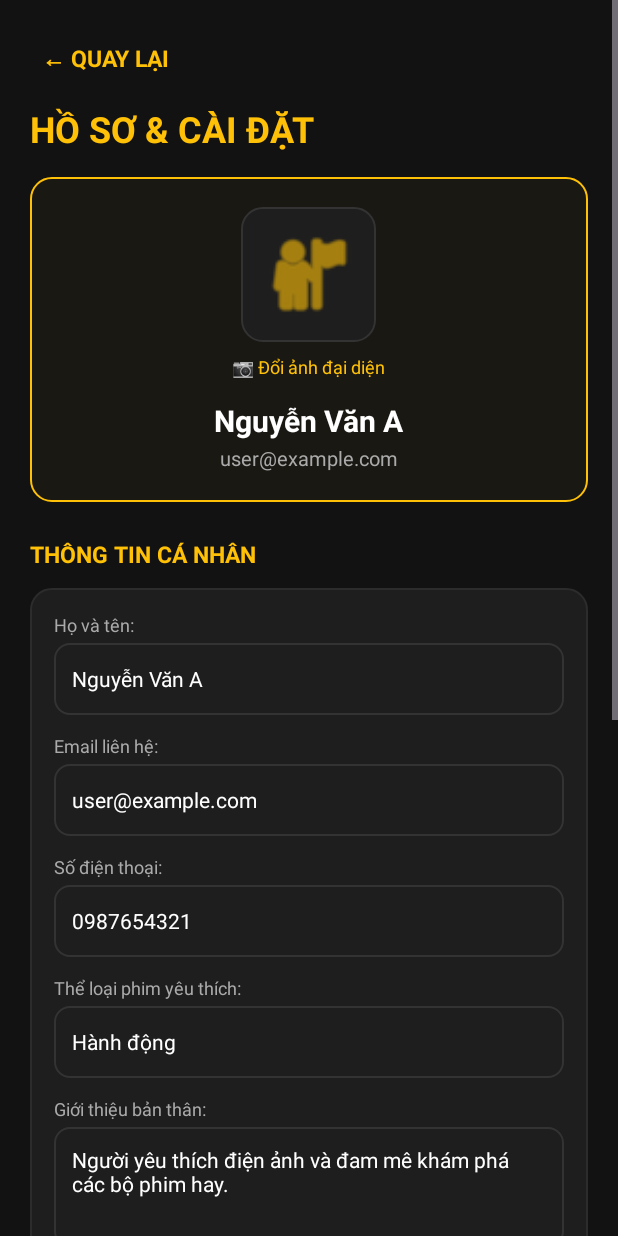
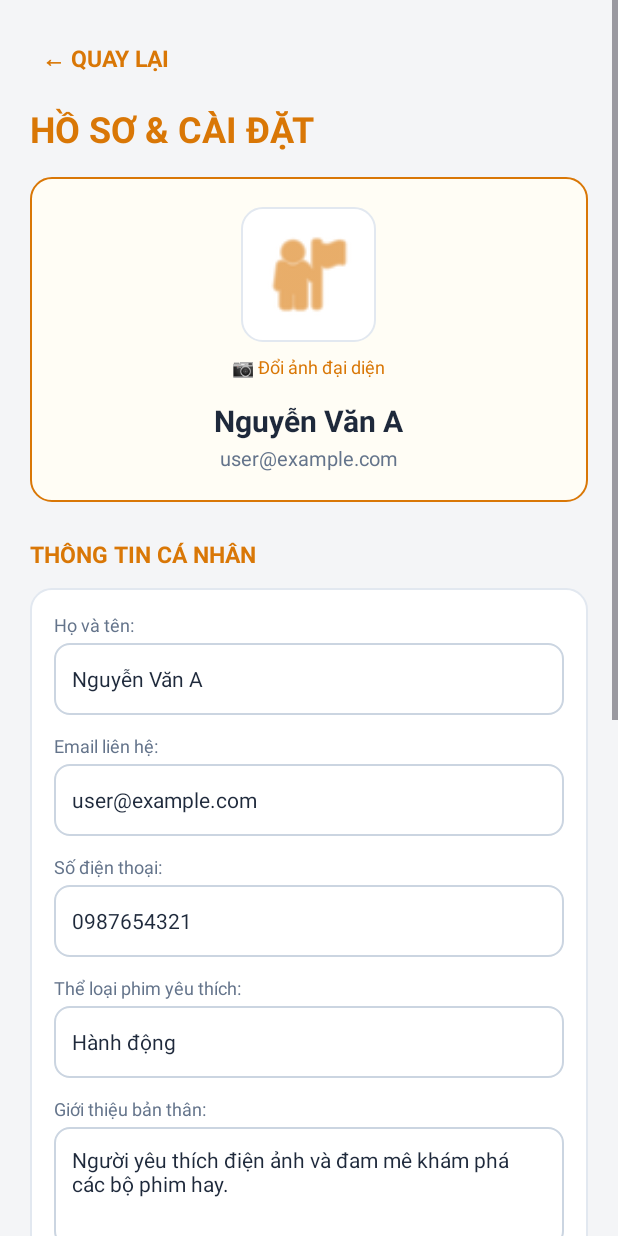
Before and after one commit to Taydiptria/quan-li-phim, an Android app: the ProfileActivity screen opened directly, with no data from a screen before it, on a phone screen of 412 x 824 dp. Run offline under Robolectric (Android 15) with nearby library versions, the phone set to English and light mode, and no system bars.

Commit message:
Cap nhat giao dien MovieBox nguoi 1

```diff
--- a/app/src/main/res/drawable/bg_card.xml
+++ b/app/src/main/res/drawable/bg_card.xml
@@ -1,8 +1,8 @@
 <?xml version="1.0" encoding="utf-8"?>
 <shape xmlns:android="http://schemas.android.com/apk/res/android">
-    <solid android:color="#1E1E1E"/>
+    <solid android:color="@color/bg_card"/>
     <corners android:radius="14dp"/>
     <stroke
         android:width="1dp"
-        android:color="#2C2C2C"/>
+        android:color="@color/bg_card_stroke"/>
 </shape>
--- a/app/src/main/res/drawable/bg_card_gold.xml
+++ b/app/src/main/res/drawable/bg_card_gold.xml
@@ -1,8 +1,8 @@
 <?xml version="1.0" encoding="utf-8"?>
 <shape xmlns:android="http://schemas.android.com/apk/res/android">
-    <solid android:color="#1A1813"/>
+    <solid android:color="@color/bg_card_gold"/>
     <corners android:radius="14dp"/>
     <stroke
         android:width="1dp"
-        android:color="#FFC107"/>
+        android:color="@color/accent_gold"/>
 </shape>
--- a/app/src/main/res/drawable/bg_edittext.xml
+++ b/app/src/main/res/drawable/bg_edittext.xml
@@ -1,8 +1,8 @@
 <?xml version="1.0" encoding="utf-8"?>
 <shape xmlns:android="http://schemas.android.com/apk/res/android">
-    <solid android:color="#1E1E1E"/>
+    <solid android:color="@color/bg_edittext"/>
     <corners android:radius="10dp"/>
     <stroke
         android:width="1dp"
-        android:color="#333333"/>
+        android:color="@color/edittext_stroke"/>
 </shape>
--- a/app/src/main/res/drawable/bg_movie_item.xml
+++ b/app/src/main/res/drawable/bg_movie_item.xml
@@ -1,8 +1,8 @@
 <?xml version="1.0" encoding="utf-8"?>
 <shape xmlns:android="http://schemas.android.com/apk/res/android">
-    <solid android:color="#1E1E1E"/>
+    <solid android:color="@color/bg_card"/>
     <corners android:radius="14dp"/>
     <stroke
         android:width="1dp"
-        android:color="#333333"/>
+        android:color="@color/bg_card_stroke"/>
 </shape>
--- a/app/src/main/res/layout/activity_profile.xml
+++ b/app/src/main/res/layout/activity_profile.xml
@@ -4,7 +4,7 @@
     android:id="@+id/mainRoot"
     android:layout_width="match_parent"
     android:layout_height="match_parent"
-    android:background="#121212"
+    android:background="@color/bg_main"
     android:fitsSystemWindows="true"
     android:fillViewport="true">
 
@@ -26,7 +26,7 @@
                 android:layout_width="wrap_content"
                 android:layout_height="wrap_content"
                 android:text="← QUAY LẠI"
-                android:textColor="#FFC107"
+                android:textColor="@color/accent_gold"
                 android:textSize="15sp"
                 android:textStyle="bold"
                 android:padding="8dp"/>
@@ -36,7 +36,7 @@
             android:layout_width="match_parent"
             android:layout_height="wrap_content"
             android:text="HỒ SƠ &amp; CÀI ĐẶT"
-            android:textColor="#FFC107"
+            android:textColor="@color/accent_gold"
             android:textSize="24sp"
             android:textStyle="bold"
             android:layout_marginTop="12dp"/>
@@ -59,7 +59,7 @@
                 android:src="@android:drawable/ic_menu_myplaces"
                 android:background="@drawable/bg_movie_item"
                 android:padding="12dp"
-                app:tint="#FFC107"
+                app:tint="@color/accent_gold"
                 android:clickable="true"
                 android:focusable="true"
                 android:contentDescription="Ảnh đại diện"/>
@@ -69,7 +69,7 @@
                 android:layout_width="wrap_content"
                 android:layout_height="wrap_content"
                 android:text="📷 Đổi ảnh đại diện"
-                android:textColor="#FFC107"
+                android:textColor="@color/accent_gold"
                 android:textSize="12sp"
                 android:padding="4dp"
                 android:layout_marginTop="4dp"/>
@@ -79,7 +79,7 @@
                 android:layout_width="wrap_content"
                 android:layout_height="wrap_content"
                 android:text="Tên người dùng"
-                android:textColor="#FFFFFF"
+                android:textColor="@color/text_primary"
                 android:textSize="20sp"
                 android:textStyle="bold"
                 android:layout_marginTop="10dp"/>
@@ -89,7 +89,7 @@
                 android:layout_width="wrap_content"
                 android:layout_height="wrap_content"
                 android:text="user@example.com"
-                android:textColor="#AAAAAA"
+                android:textColor="@color/text_sub"
                 android:textSize="13sp"
                 android:layout_marginTop="2dp"/>
         </LinearLayout>
@@ -99,7 +99,7 @@
             android:layout_width="match_parent"
             android:layout_height="wrap_content"
             android:text="THÔNG TIN CÁ NHÂN"
-            android:textColor="#FFC107"
+            android:textColor="@color/accent_gold"
             android:textSize="15sp"
             android:textStyle="bold"
             android:layout_marginBottom="12dp"/>
@@ -116,7 +116,7 @@
                 android:layout_width="wrap_content"
                 android:layout_height="wrap_content"
                 android:text="Họ và tên:"
-                android:textColor="#AAAAAA"
+                android:textColor="@color/text_sub"
                 android:textSize="12sp"/>
 
             <EditText
@@ -126,8 +126,8 @@
                 android:layout_marginTop="4dp"
                 android:background="@drawable/bg_edittext"
                 android:hint="Nhập họ và tên"
-                android:textColorHint="#666666"
-                android:textColor="#FFFFFF"
+                android:textColorHint="@color/text_hint"
+                android:textColor="@color/text_primary"
                 android:paddingHorizontal="12dp"
                 android:textSize="14sp"
                 android:inputType="textPersonName"/>
@@ -136,7 +136,7 @@
                 android:layout_width="wrap_content"
                 android:layout_height="wrap_content"
                 android:text="Email liên hệ:"
-                android:textColor="#AAAAAA"
+                android:textColor="@color/text_sub"
                 android:textSize="12sp"
                 android:layout_marginTop="12dp"/>
 
@@ -147,8 +147,8 @@
                 android:layout_marginTop="4dp"
                 android:background="@drawable/bg_edittext"
                 android:hint="Nhập địa chỉ email"
-                android:textColorHint="#666666"
-                android:textColor="#FFFFFF"
+                android:textColorHint="@color/text_hint"
+                android:textColor="@color/text_primary"
                 android:paddingHorizontal="12dp"
                 android:textSize="14sp"
                 android:inputType="textEmailAddress"/>
@@ -157,7 +157,7 @@
                 android:layout_width="wrap_content"
                 android:layout_height="wrap_content"
                 android:text="Số điện thoại:"
-                android:textColor="#AAAAAA"
+                android:textColor="@color/text_sub"
                 android:textSize="12sp"
                 android:layout_marginTop="12dp"/>
 
@@ -168,8 +168,8 @@
                 android:layout_marginTop="4dp"
                 android:background="@drawable/bg_edittext"
                 android:hint="Nhập số điện thoại"
-                android:textColorHint="#666666"
-                android:textColor="#FFFFFF"
+                android:textColorHint="@color/text_hint"
+                android:textColor="@color/text_primary"
                 android:paddingHorizontal="12dp"
                 android:textSize="14sp"
                 android:inputType="phone"/>
@@ -178,7 +178,7 @@
                 android:layout_width="wrap_content"
                 android:layout_height="wrap_content"
                 android:text="Thể loại phim yêu thích:"
-                android:textColor="#AAAAAA"
+                android:textColor="@color/text_sub"
                 android:textSize="12sp"
                 android:layout_marginTop="12dp"/>
 
@@ -189,8 +189,8 @@
                 android:layout_marginTop="4dp"
                 android:background="@drawable/bg_edittext"
                 android:hint="Ví dụ: Hành động, Viễn tưởng, Tình cảm"
-                android:textColorHint="#666666"
-                android:textColor="#FFFFFF"
+                android:textColorHint="@color/text_hint"
+                android:textColor="@color/text_primary"
                 android:paddingHorizontal="12dp"
                 android:textSize="14sp"
                 android:inputType="text"/>
@@ -199,7 +199,7 @@
                 android:layout_width="wrap_content"
                 android:layout_height="wrap_content"
                 android:text="Giới thiệu bản thân:"
-                android:textColor="#AAAAAA"
+                android:textColor="@color/text_sub"
                 android:textSize="12sp"
                 android:layout_marginTop="12dp"/>
 
@@ -210,8 +210,8 @@
                 android:layout_marginTop="4dp"
                 android:background="@drawable/bg_edittext"
                 android:hint="Mô tả sở thích xem phim của bạn..."
-                android:textColorHint="#666666"
-                android:textColor="#FFFFFF"
+                android:textColorHint="@color/text_hint"
+                android:textColor="@color/text_primary"
                 android:gravity="top|start"
                 android:padding="12dp"
                 android:textSize="14sp"
@@ -225,7 +225,7 @@
                 android:text="LƯU THÔNG TIN CÁ NHÂN"
                 android:textColor="#121212"
                 android:textStyle="bold"
-                android:backgroundTint="#FFC107"/>
+                android:backgroundTint="@color/accent_gold"/>
         </LinearLayout>
 
         <!-- THEME SETTINGS -->
@@ -233,7 +233,7 @@
             android:layout_width="match_parent"
             android:layout_height="wrap_content"
             android:text="CÀI ĐẶT GIAO DIỆN SÁNG / TỐI"
-            android:textColor="#FFC107"
+            android:textColor="@color/accent_gold"
             android:textSize="15sp"
             android:textStyle="bold"
             android:layout_marginBottom="12dp"/>
@@ -257,8 +257,8 @@
                     android:layout_width="match_parent"
                     android:layout_height="wrap_content"
                     android:text="Giao diện Tối (Dark Theme)"
-                    android:textColor="#FFFFFF"
-                    android:buttonTint="#FFC107"
+                    android:textColor="@color/text_primary"
+                    android:buttonTint="@color/accent_gold"
                     android:paddingVertical="8dp"/>
 
                 <RadioButton
@@ -266,8 +266,8 @@
                     android:layout_width="match_parent"
                     android:layout_height="wrap_content"
                     android:text="Giao diện Sáng (Light Theme)"
-                    android:textColor="#FFFFFF"
-                    android:buttonTint="#FFC107"
+                    android:textColor="@color/text_primary"
+                    android:buttonTint="@color/accent_gold"
                     android:paddingVertical="8dp"/>
 
                 <RadioButton
@@ -275,8 +275,8 @@
                     android:layout_width="match_parent"
                     android:layout_height="wrap_content"
                     android:text="Theo mặc định hệ thống (System Default)"
-                    android:textColor="#FFFFFF"
-                    android:buttonTint="#FFC107"
+                    android:textColor="@color/text_primary"
+                    android:buttonTint="@color/accent_gold"
                     android:paddingVertical="8dp"/>
             </RadioGroup>
         </LinearLayout>
@@ -286,7 +286,7 @@
             android:layout_width="match_parent"
             android:layout_height="wrap_content"
             android:text="LỐI TẮC NHANH"
-            android:textColor="#FFC107"
+            android:textColor="@color/accent_gold"
             android:textSize="15sp"
             android:textStyle="bold"
             android:layout_marginBottom="12dp"/>
@@ -302,10 +302,10 @@
                 android:layout_width="match_parent"
                 android:layout_height="48dp"
                 android:text="📊 Xem Thống Kê Phim"
-                android:textColor="#FFFFFF"
+                android:textColor="@color/text_primary"
                 android:gravity="start|center_vertical"
                 android:paddingStart="16dp"
-                android:backgroundTint="#333333"
+                android:backgroundTint="@color/bg_card"
                 android:layout_marginBottom="8dp"/>
 
             <Button
@@ -313,10 +313,10 @@
                 android:layout_width="match_parent"
                 android:layout_height="48dp"
                 android:text="♥ Xem Phim Yêu Thích"
-                android:textColor="#FFFFFF"
+                android:textColor="@color/text_primary"
                 android:gravity="start|center_vertical"
                 android:paddingStart="16dp"
-                android:backgroundTint="#333333"
+                android:backgroundTint="@color/bg_card"
                 android:layout_marginBottom="8dp"/>
 
             <Button
@@ -324,10 +324,10 @@
                 android:layout_width="match_parent"
                 android:layout_height="48dp"
                 android:text="✔ Xem Phim Đã Xem"
-                android:textColor="#FFFFFF"
+                android:textColor="@color/text_primary"
                 android:gravity="start|center_vertical"
                 android:paddingStart="16dp"
-                android:backgroundTint="#333333"/>
+                android:backgroundTint="@color/bg_card"/>
         </LinearLayout>
 
     </LinearLayout>
--- a/app/src/main/res/layout/item_favorite_movie.xml
+++ b/app/src/main/res/layout/item_favorite_movie.xml
@@ -10,7 +10,7 @@
         android:layout_width="125dp"
         android:layout_height="175dp"
         android:scaleType="centerCrop"
-        android:background="#292929"
+        android:background="@color/poster_placeholder"
         android:src="@android:drawable/ic_menu_gallery"
         android:contentDescription="Poster phim yêu thích"/>
 
@@ -19,7 +19,7 @@
         android:layout_width="125dp"
         android:layout_height="wrap_content"
         android:text="Tên phim"
-        android:textColor="#FFFFFF"
+        android:textColor="@color/text_primary"
         android:textSize="13sp"
         android:textStyle="bold"
         android:maxLines="2"
--- /dev/null
+++ b/app/src/main/res/values-night/colors.xml
@@ -0,0 +1,25 @@
+<?xml version="1.0" encoding="utf-8"?>
+<resources>
+    <!-- Common colors -->
+    <color name="black">#FF000000</color>
+    <color name="white">#FFFFFFFF</color>
+
+    <!-- Dark Theme Colors -->
+    <color name="bg_main">#121212</color>
+    <color name="bg_card">#1E1E1E</color>
+    <color name="bg_card_gold">#1A1813</color>
+    <color name="bg_card_stroke">#2C2C2C</color>
+    <color name="bg_edittext">#1E1E1E</color>
+    <color name="edittext_stroke">#333333</color>
+
+    <color name="text_primary">#FFFFFF</color>
+    <color name="text_secondary">#E2E8F0</color>
+    <color name="text_sub">#94A3B8</color>
+    <color name="text_hint">#64748B</color>
+
+    <color name="accent_gold">#FFC107</color>
+    <color name="accent_gold_bright">#FFC107</color>
+    <color name="bottom_nav_bg">#1A1A1A</color>
+    <color name="bottom_nav_border">#2C2C2C</color>
+    <color name="poster_placeholder">#292929</color>
+</resources>
--- a/app/src/main/res/values/colors.xml
+++ b/app/src/main/res/values/colors.xml
@@ -1,5 +1,25 @@
 <?xml version="1.0" encoding="utf-8"?>
 <resources>
+    <!-- Common colors -->
     <color name="black">#FF000000</color>
     <color name="white">#FFFFFFFF</color>
+
+    <!-- Light Theme Colors -->
+    <color name="bg_main">#F4F5F7</color>
+    <color name="bg_card">#FFFFFF</color>
+    <color name="bg_card_gold">#FFFDF5</color>
+    <color name="bg_card_stroke">#E2E8F0</color>
+    <color name="bg_edittext">#FFFFFF</color>
+    <color name="edittext_stroke">#CBD5E1</color>
+
+    <color name="text_primary">#1E293B</color>
+    <color name="text_secondary">#475569</color>
+    <color name="text_sub">#64748B</color>
+    <color name="text_hint">#94A3B8</color>
+
+    <color name="accent_gold">#D97706</color>
+    <color name="accent_gold_bright">#FFC107</color>
+    <color name="bottom_nav_bg">#FFFFFF</color>
+    <color name="bottom_nav_border">#E2E8F0</color>
+    <color name="poster_placeholder">#E2E8F0</color>
 </resources>
```
Also changed, not shown: app/src/main/java/com/example/quanliphim/MainActivity.java (+9 -0 lines), app/src/main/res/drawable/bg_rating_box.xml (+2 -5 lines), app/src/main/res/layout/activity_add_movie.xml (+29 -29 lines), app/src/main/res/layout/activity_favorite.xml (+4 -4 lines), app/src/main/res/layout/activity_main.xml (+41 -30 lines), app/src/main/res/layout/activity_movie_detail.xml (+14 -14 lines), app/src/main/res/layout/activity_movie_library.xml (+8 -8 lines), app/src/main/res/layout/activity_statistics.xml (+20 -20 lines), app/src/main/res/layout/activity_watched.xml (+4 -4 lines), app/src/main/res/layout/item_movie.xml (+5 -5 lines).
